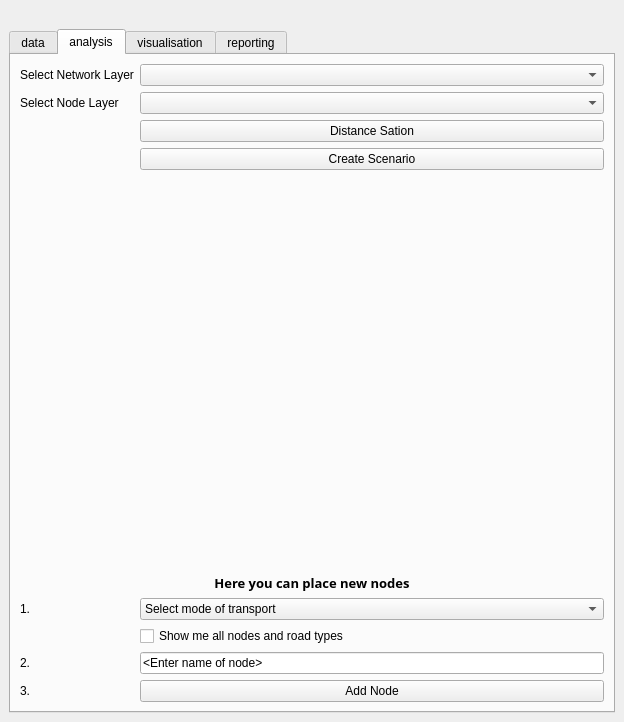
Qt form PASCAL2/spatial_decision_dockwidget_base.ui (SimonGriffioen/GEO1005) before a commit.
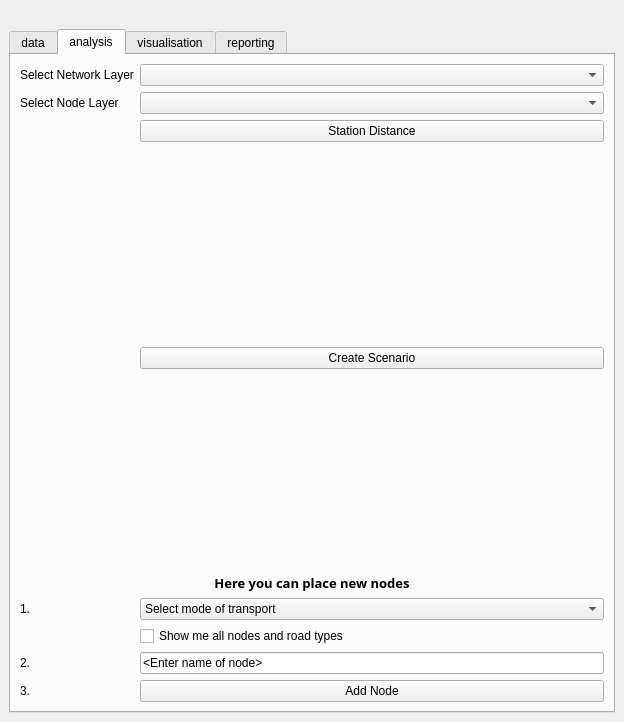
The same form after that commit. Icons and pictures are not drawn.

Commit message: naming scenario's

The edit to the form file:
```diff
--- a/PASCAL2/spatial_decision_dockwidget_base.ui
+++ b/PASCAL2/spatial_decision_dockwidget_base.ui
@@ -75,14 +75,7 @@
         <item row="4" column="1">
          <widget class="QPushButton" name="stationDistanceButton">
           <property name="text">
-           <string>Distance Sation</string>
-          </property>
-         </widget>
-        </item>
-        <item row="7" column="1">
-         <widget class="QPushButton" name="createScenarioButton">
-          <property name="text">
-           <string>Create Scenario</string>
+           <string>Station Distance</string>
           </property>
          </widget>
         </item>
@@ -199,6 +192,26 @@
           </property>
          </widget>
         </item>
+        <item row="6" column="1">
+         <widget class="QPushButton" name="createScenarioButton">
+          <property name="text">
+           <string>Create Scenario</string>
+          </property>
+         </widget>
+        </item>
+        <item row="5" column="1">
+         <spacer name="verticalSpacer_2">
+          <property name="orientation">
+           <enum>Qt::Vertical</enum>
+          </property>
+          <property name="sizeHint" stdset="0">
+           <size>
+            <width>20</width>
+            <height>40</height>
+           </size>
+          </property>
+         </spacer>
+        </item>
        </layout>
       </widget>
       <widget class="QWidget" name="tab">
```
The commit also changes 2 other files.
